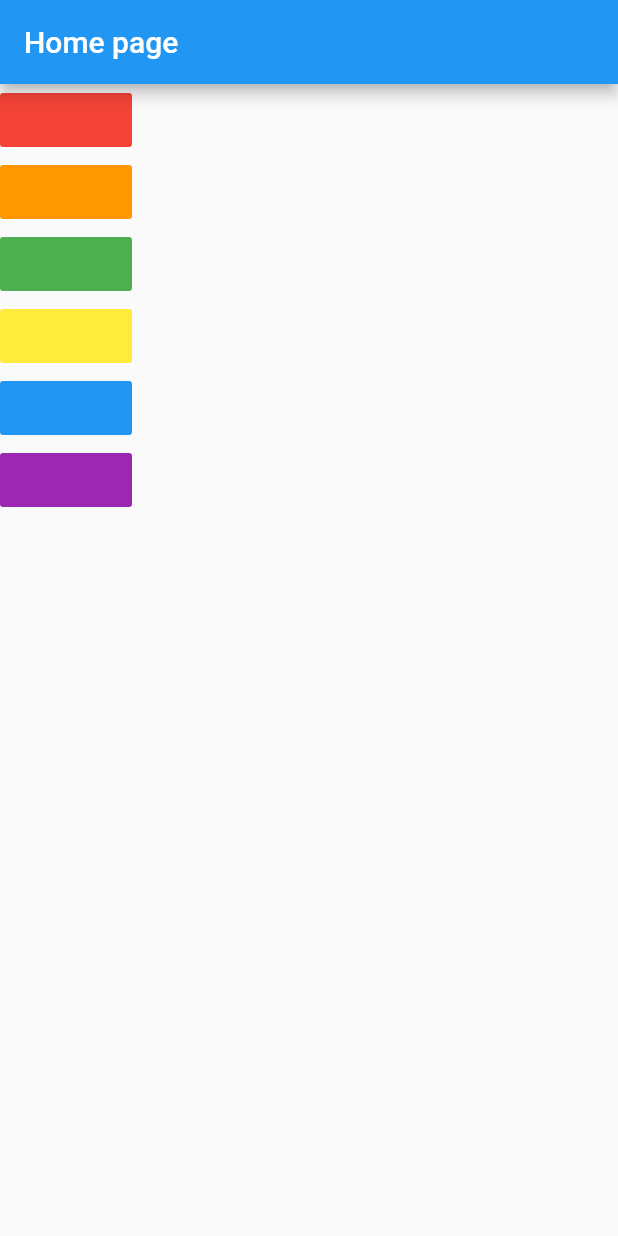
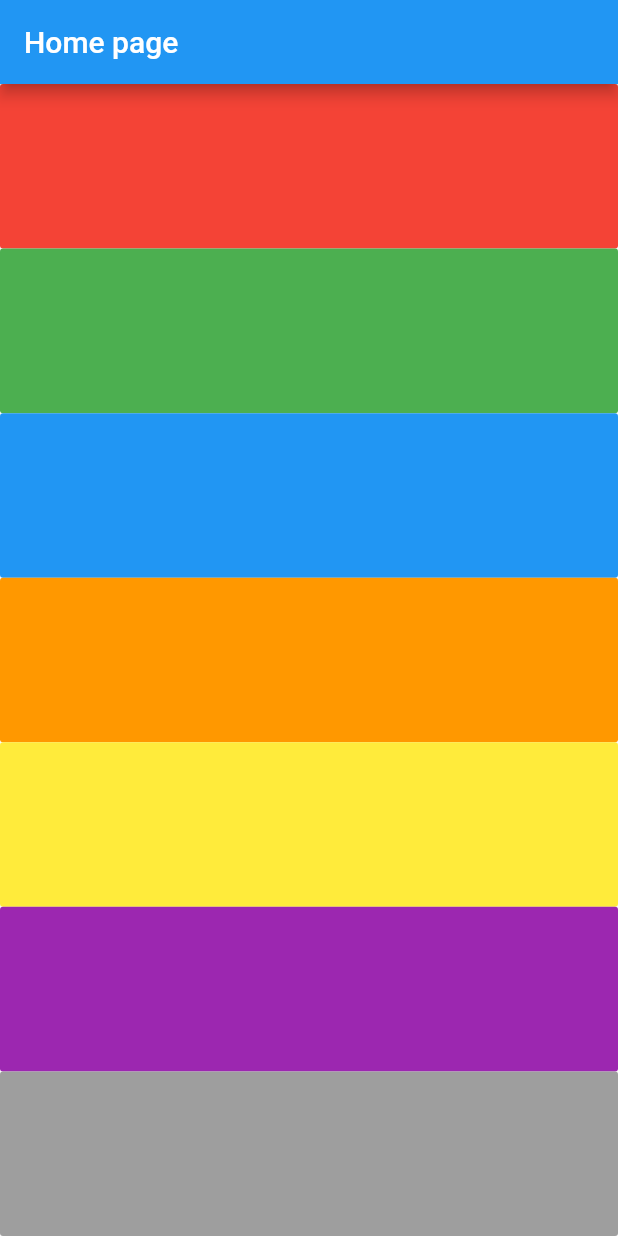
Before and after one commit to jpmehedi/Flutter_learn_with_andriodX, a Flutter app: the screen it shows after launch, on a phone screen of 412 x 824 dp. Run offline on Flutter 3.47's test engine with Material 2 defaults, Android fonts, the phone set to English and light mode, and no system bars; our stand-ins replace audioplayers.

Commit message:
Learn dart function and apply this app

```diff
--- a/flutterlearn/lib/main.dart
+++ b/flutterlearn/lib/main.dart
@@ -9,6 +9,17 @@ class MyApp extends StatelessWidget {
     player.play('note$soundNumber.wav');
   }
 
+  Expanded builFunc({Color color, int soundNumber}) {
+    return Expanded(
+      child: FlatButton(
+        color: color,
+        onPressed: () {
+          soundFunc(soundNumber);
+        },
+      ),
+    );
+  }
+
   @override
   Widget build(BuildContext context) {
     return MaterialApp(
@@ -16,45 +27,19 @@ class MyApp extends StatelessWidget {
         appBar: AppBar(
           title: Text('Home page'),
         ),
-        body: Column(
-          children: <Widget>[
-            FlatButton(
-              color: Colors.red,
-              onPressed: () {
-                soundFunc(1);
-              },
-            ),
-            FlatButton(
-              color: Colors.orange,
-              onPressed: () {
-                soundFunc(2);
-              },
-            ),
-            FlatButton(
-              color: Colors.green,
-              onPressed: () {
-                soundFunc(3);
-              },
-            ),
-            FlatButton(
-              color: Colors.yellow,
-              onPressed: () {
-                soundFunc(4);
-              },
-            ),
-            FlatButton(
-              color: Colors.blue,
-              onPressed: () {
-                soundFunc(5);
-              },
-            ),
-            FlatButton(
-              color: Colors.purple,
-              onPressed: () {
-                soundFunc(7);
-              },
-            ),
-          ],
+        body: SafeArea(
+          child: Column(
+            crossAxisAlignment: CrossAxisAlignment.stretch,
+            children: <Widget>[
+              builFunc(color: Colors.red, soundNumber: 1),
+              builFunc(color: Colors.green, soundNumber: 2),
+              builFunc(color: Colors.blue, soundNumber: 3),
+              builFunc(color: Colors.orange, soundNumber: 4),
+              builFunc(color: Colors.yellow, soundNumber: 5),
+              builFunc(color: Colors.purple, soundNumber: 6),
+              builFunc(color: Colors.grey, soundNumber: 7),
+            ],
+          ),
         ),
       ),
     );
```
